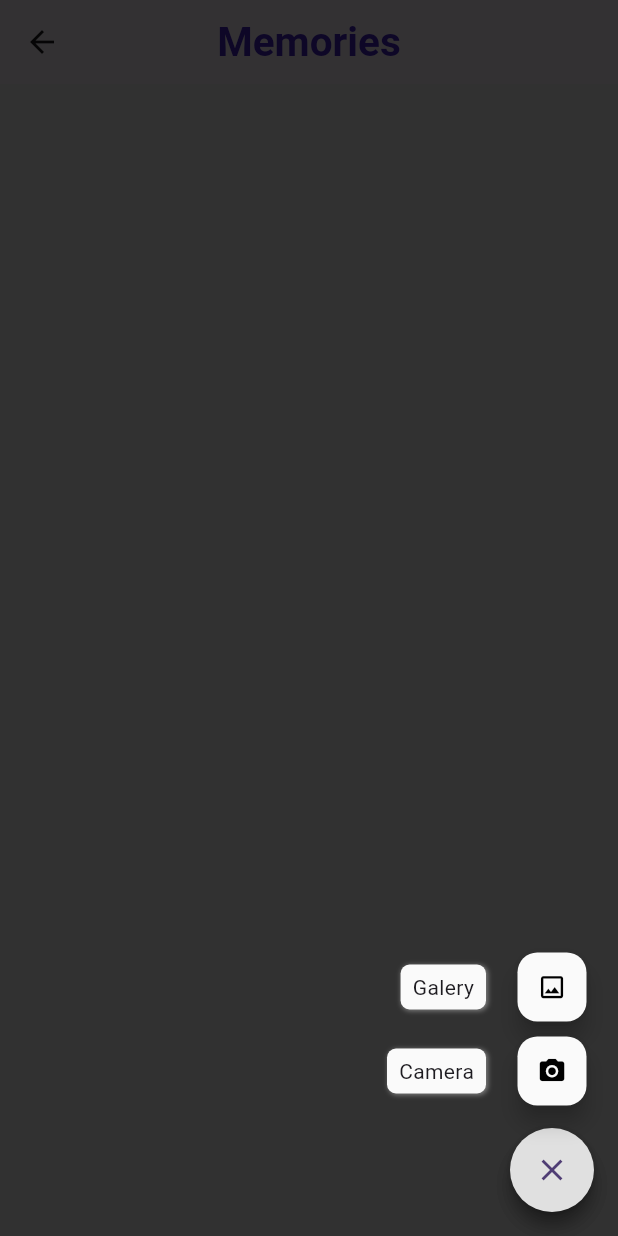
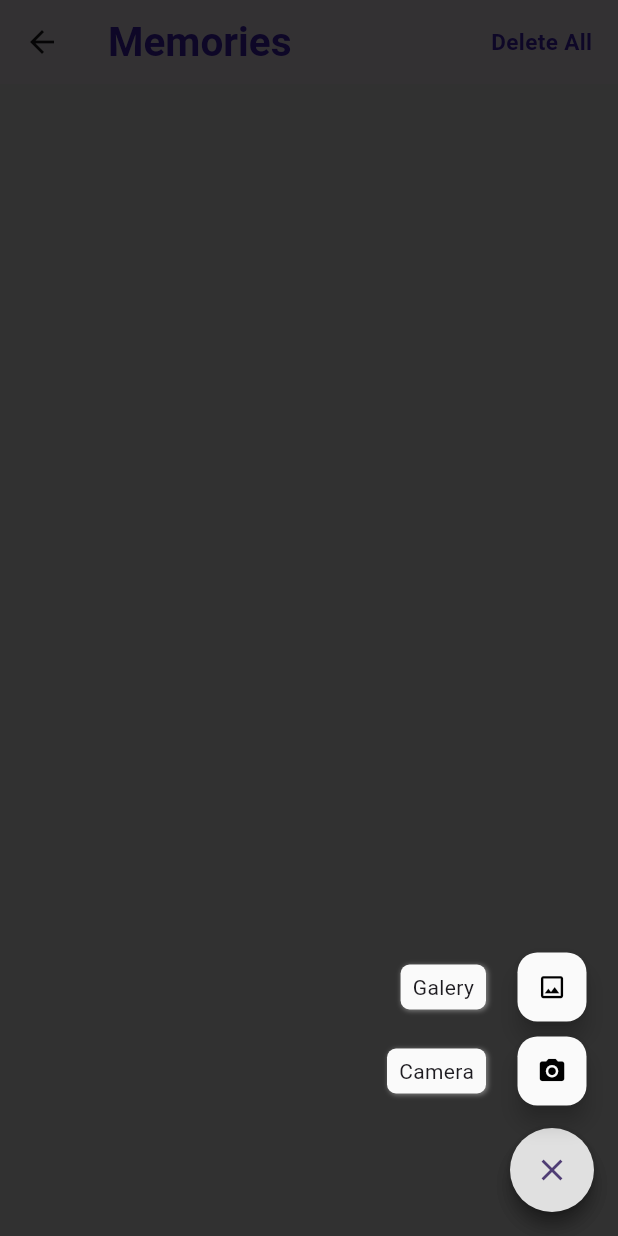
Before and after one commit to andactasdemir24/my_baby_tracker, a Flutter app: the MemoriesPage screen opened directly, after a tap on the "add" icon, on a phone screen of 412 x 824 dp. Run offline on Flutter 3.47's test engine with Material 3 defaults, Android fonts, the phone set to English and light mode, and no system bars; drawn by our look-alikes of flutter_speed_dial; our stand-ins replace flutter_mobx, flutter_screenutil, get_it, google_nav_bar, hive, hive_flutter and 4 more; missing offline and left inert: flutter_inappwebview; accounts and stored records are empty; generated files the repository leaves out were written again; Roboto replaces fonts that are missing (Poppins).

Commit message:
added clear memories box

```diff
--- a/lib/app/features/screens/memories/view/memories_page.dart
+++ b/lib/app/features/screens/memories/view/memories_page.dart
@@ -7,6 +7,7 @@ import 'package:flutter_screenutil/flutter_screenutil.dart';
 import '../../../../core/constants/color_constants.dart';
 import '../../../../core/constants/text_constants.dart';
 import '../../../../core/getIt/locator.dart';
+import '../widgets/custom_delete_all_button.dart';
 import '../widgets/custom_image_container.dart';
 
 class MemoriesPage extends StatelessWidget {
@@ -16,7 +17,13 @@ class MemoriesPage extends StatelessWidget {
   Widget build(BuildContext context) {
     var memoriesViewmodel = locator.get<MemoriesViewModel>();
     return Scaffold(
-        appBar: const CustomAppbar(appbarText: memoriesAppbarText, centerTitle: true),
+        appBar: CustomAppbar(
+          appbarText: memoriesAppbarText,
+          centerTitle: false,
+          actions: [
+            CustomDeleteAllButton(memoriesViewmodel: memoriesViewmodel),
+          ],
+        ),
         backgroundColor: shade100,
         body: Observer(builder: (context) {
           return SingleChildScrollView(
--- a/lib/app/features/screens/memories/viewmodel/memories_viewmodel.dart
+++ b/lib/app/features/screens/memories/viewmodel/memories_viewmodel.dart
@@ -86,4 +86,10 @@ abstract class _MemoriesViewModelBase with Store {
     await memoriesDatasource.delete(id);
     memoriesList.removeWhere((feeding) => feeding.id.toString() == id);
   }
+
+  @action
+  Future<void> clearAllMemories() async {
+    await memoriesDatasource.clear();
+    await getMemories();
+  }
 }
--- /dev/null
+++ b/lib/app/features/screens/memories/widgets/custom_delete_all_button.dart
@@ -0,0 +1,35 @@
+import 'package:flutter/material.dart';
+import 'package:flutter_mobx/flutter_mobx.dart';
+import 'package:flutter_screenutil/flutter_screenutil.dart';
+
+import '../../../../core/constants/color_constants.dart';
+import '../viewmodel/memories_viewmodel.dart';
+
+class CustomDeleteAllButton extends StatelessWidget {
+  const CustomDeleteAllButton({
+    super.key,
+    required this.memoriesViewmodel,
+  });
+
+  final MemoriesViewModel memoriesViewmodel;
+
+  @override
+  Widget build(BuildContext context) {
+    return Observer(builder: (context) {
+      return GestureDetector(
+          onTap: () {
+            memoriesViewmodel.clearAllMemories();
+          },
+          child: Padding(
+            padding: EdgeInsets.only(right: 15.w),
+            child: const Align(
+              alignment: Alignment.centerRight,
+              child: Text(
+                'Delete All',
+                style: TextStyle(color: buttonColor, fontWeight: FontWeight.bold, fontSize: 15),
+              ),
+            ),
+          ));
+    });
+  }
+}
```
Also changed, not shown: lib/app/features/screens/memories/viewmodel/memories_viewmodel.g.dart.
